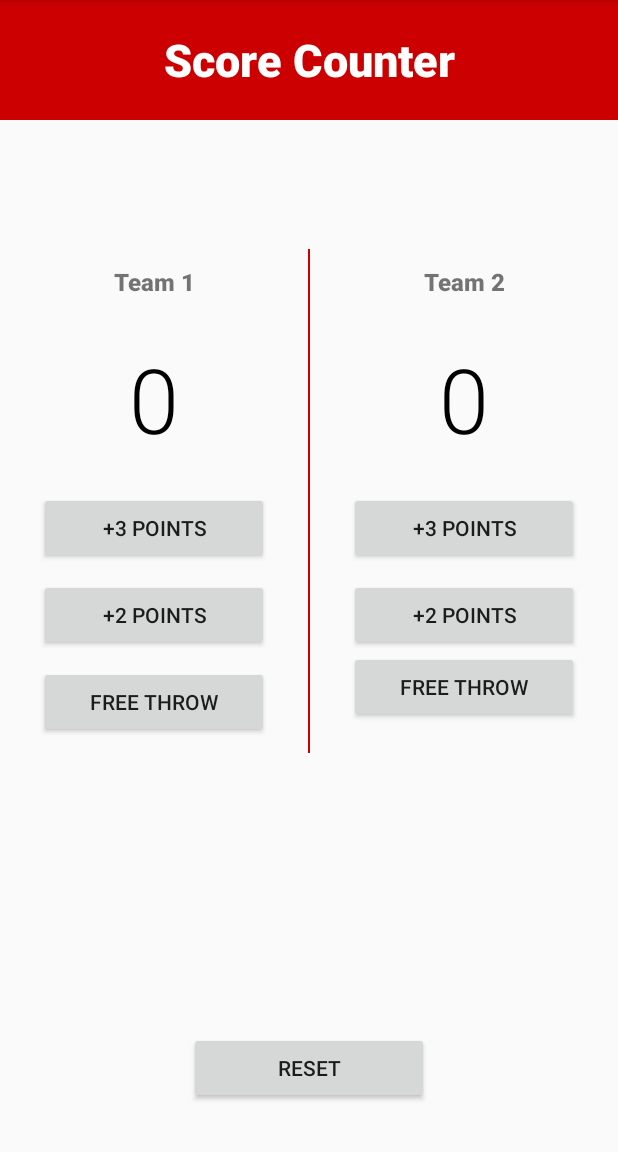
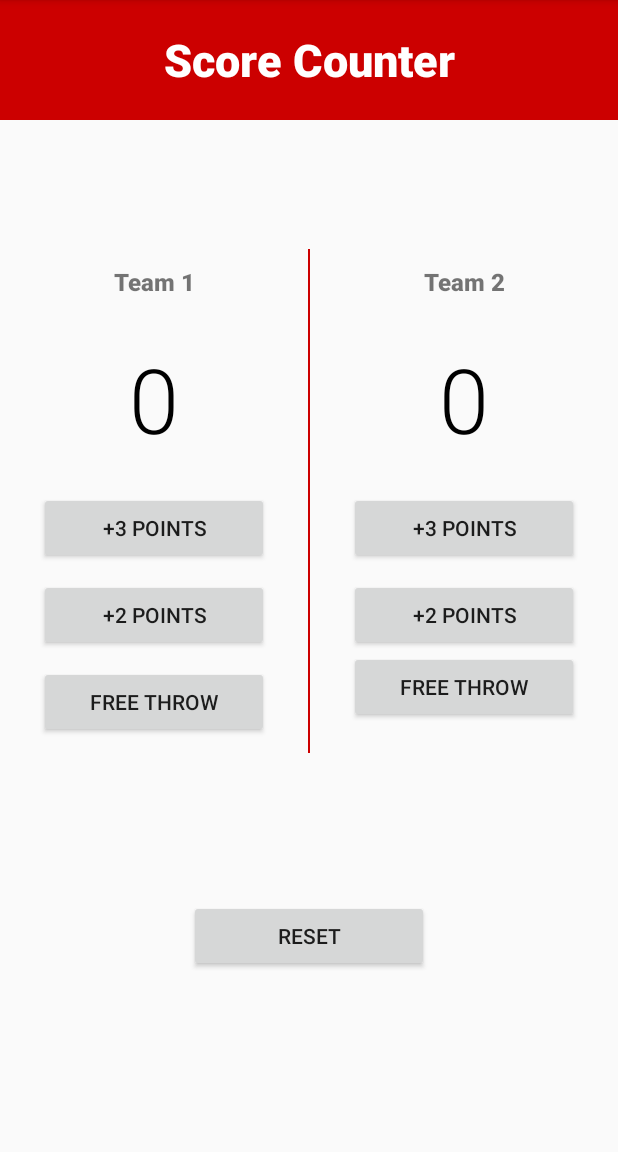
Before and after one commit to Matthew7758/group21_project3, an Android app: the screen it shows after launch (MainActivity), on a phone screen of 412 x 824 dp, the part 84-1236 px from its top. Run offline under Robolectric (Android 15) with nearby library versions, the phone set to English and light mode, and no system bars.

Commit message:
Edited reset score button. TODO: Write MainActivity.kt and add a horizontal layout.

```diff
--- a/app/src/main/res/layout/activity_main.xml
+++ b/app/src/main/res/layout/activity_main.xml
@@ -168,15 +168,13 @@
         android:layout_height="wrap_content"
         android:layout_alignParentBottom="true"
         android:layout_centerHorizontal="true"
-        android:layout_marginBottom="0dp"
+        android:layout_marginBottom="120dp"
         android:orientation="horizontal">
 
         <Button
             android:id="@+id/resetButton"
             android:layout_width="160dp"
             android:layout_height="wrap_content"
-            android:layout_marginTop="32dp"
-            android:layout_marginBottom="32dp"
             android:onClick="resetScore"
             android:text="@string/reset" />
 
```
